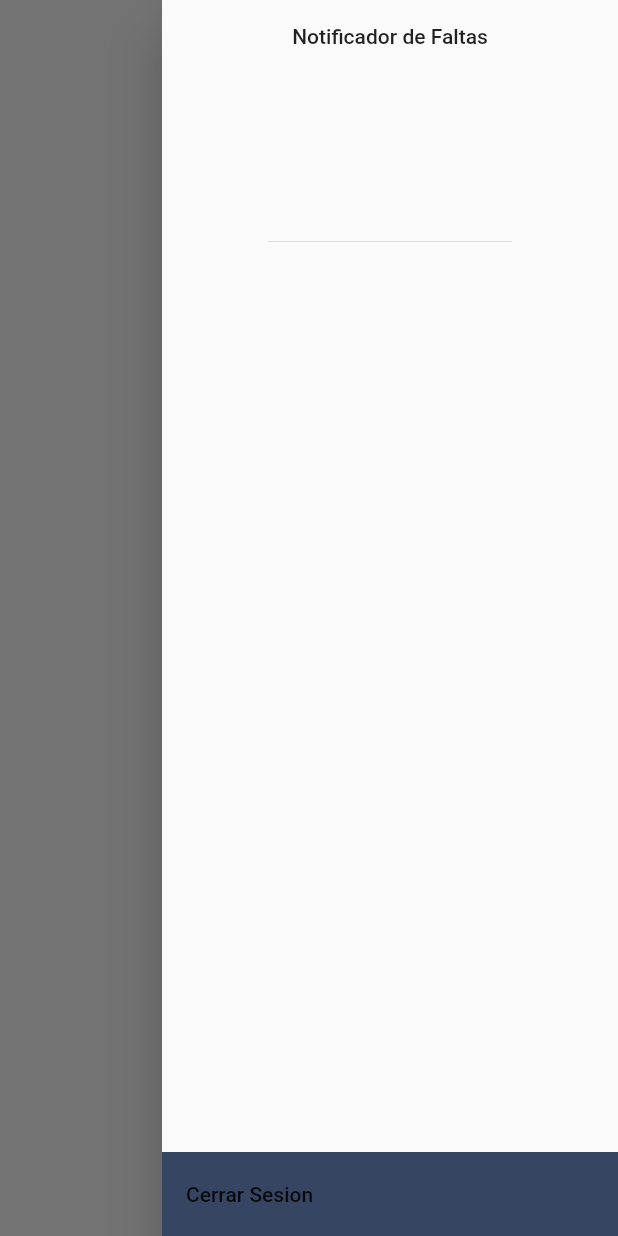
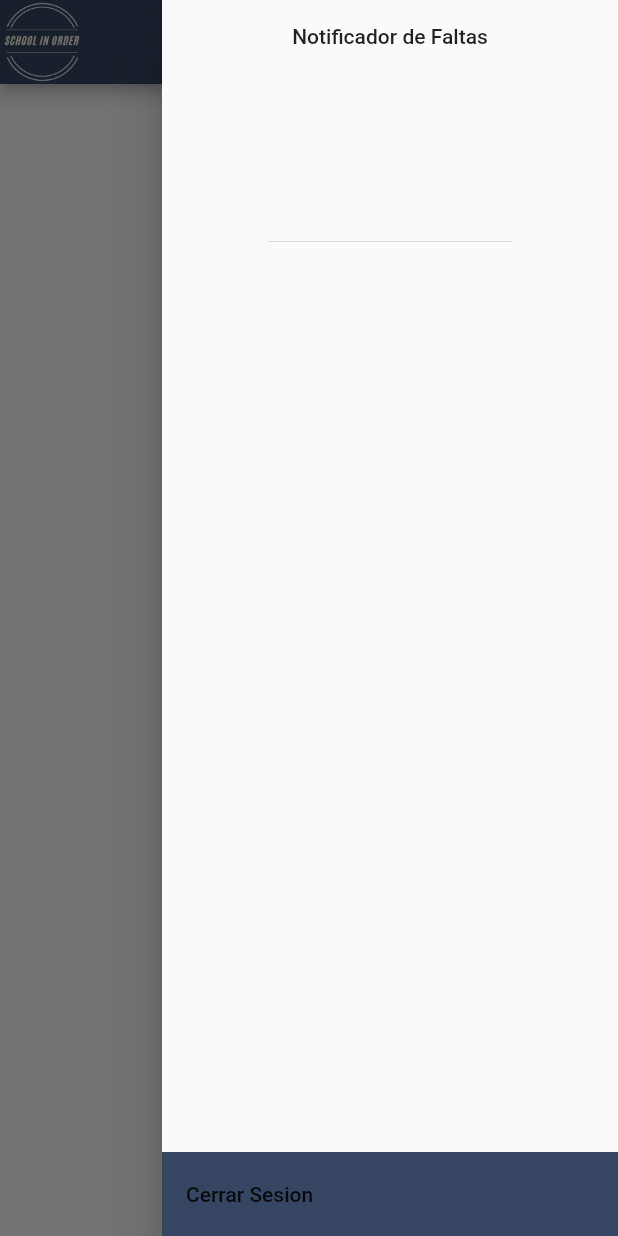
Before and after one commit to Julian-Alcaraz/schollinorder, a Flutter app: the CargarFaltasPage screen opened by its route, with the side drawer open, on a phone screen of 412 x 824 dp. Run offline on Flutter 3.47's test engine with Material 2 defaults, Android fonts, the phone set to English and light mode, and no system bars.

Commit message:
colocando el appbar

```diff
--- a/lib/src/pages/profesor/notificarFaltas.dart
+++ b/lib/src/pages/profesor/notificarFaltas.dart
@@ -18,6 +18,26 @@ class CargarFaltasPage extends StatelessWidget {
           ),
         ],
       )),
+       appBar: AppBar(
+        leading: Container(
+          width: 50,
+          child: FittedBox(
+            fit: BoxFit.contain,
+            child: Image.asset(
+              "assets/logo.jpg",
+            ),
+          ),
+        ),
+        backgroundColor: Color(0xFF364562), // color del appbar fondo
+        actions: [
+          IconButton(
+            icon: Icon(Icons.account_circle_rounded, size: 35),
+            onPressed: () {
+              _scaffoldKey.currentState.openEndDrawer();
+            },
+          ),
+        ],
+      ),
 
     );
   }
```
